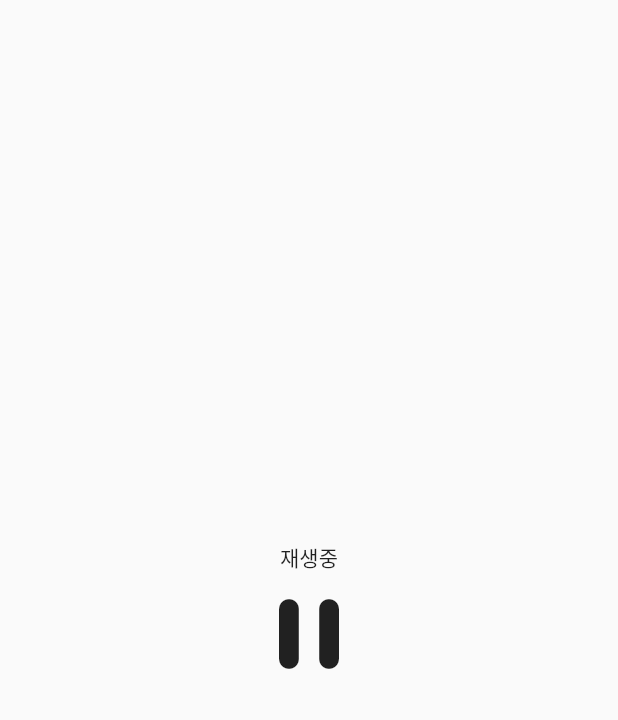
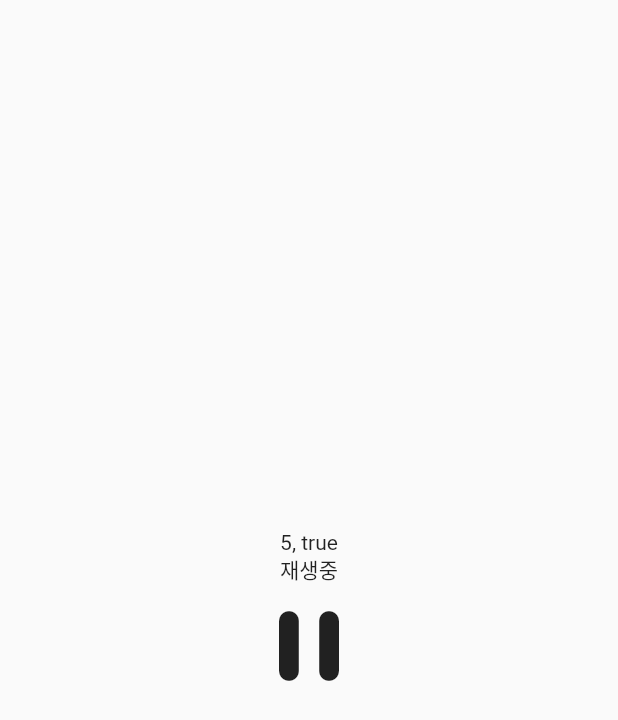
Before and after one commit to blackzaket/sampleMVVM_easy_flutter, a Flutter app: the screen it shows after launch, after a tap on the "play arrow" icon, on a phone screen of 412 x 824 dp. Shown: the top 720 px of the screen. Run offline on Flutter 3.47's test engine with Material 2 defaults, Android fonts, the light colour scheme and no system bars.

Commit message:
일부 내용 수정

```diff
--- a/lib/main.dart
+++ b/lib/main.dart
@@ -4,12 +4,15 @@
 
 void main() {
   runApp(MultiProvider(
-    providers: [ChangeNotifierProvider(create: (_) => PlayerViewModel())],
+    providers: [
+      ChangeNotifierProvider(create: (_) => PlayerViewModel()),
+      Provider.value(value: 5),
+    ],
     child: const Player(),
   ));
 
   //sigle provider
-  // runApp(Provider(
+  // runApp(ChangeNotifierProvider(
   //   create: (_) => PlayerViewModel(),
   //   child: const Player(),
   // ));
@@ -22,6 +25,8 @@
   Widget build(BuildContext context) {
     //viewModel 참조
     var viewModel = Provider.of<PlayerViewModel>(context);
+    var value = Provider.of<int>(context);
+    var flag = context.select((PlayerViewModel value) => value.isPlaying);
 
     return MaterialApp(
       home: Scaffold(
@@ -29,6 +34,7 @@
           child: Column(children: [
             const Spacer(),
             //viewModel 상태 정보로 View표현
+            Text('$value, $flag'),
             Text(viewModel.isPlaying ? "재생중" : "정지중"),
             GestureDetector(
               onTap: () {
```
